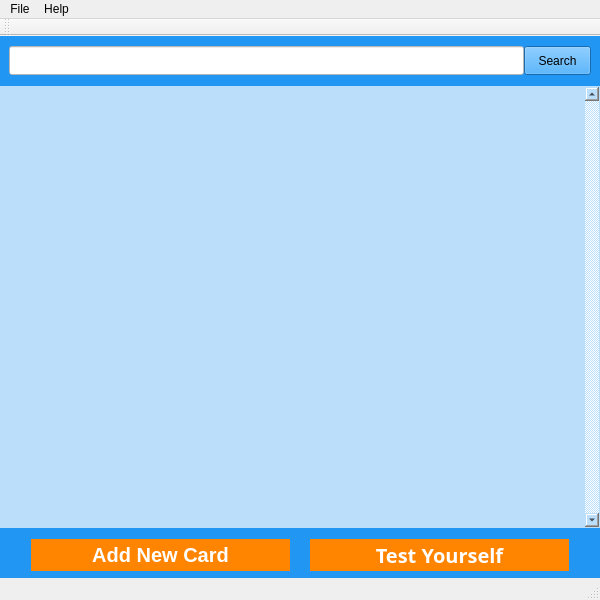
Qt form Source/mainwindow.ui (duy0503/Flashcards-App-in-Qt) before a commit.
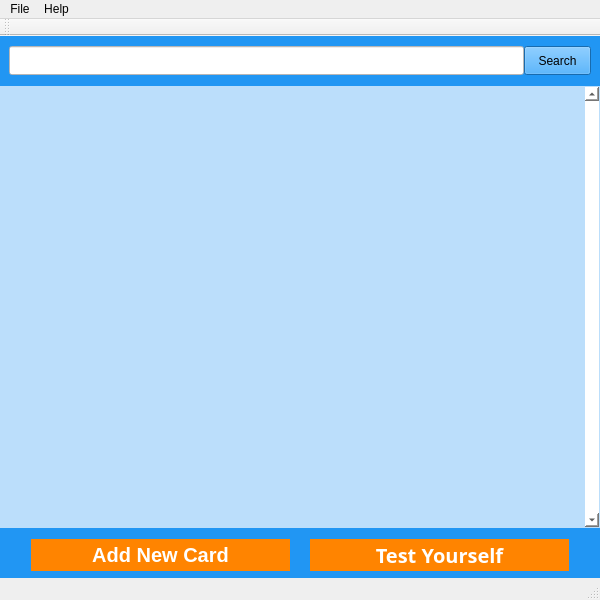
The same form after that commit. Icons and pictures are not drawn.

The edit to the form file:
```diff
--- a/Source/mainwindow.ui
+++ b/Source/mainwindow.ui
@@ -116,7 +116,7 @@
     <item>
      <widget class="QWidget" name="imageWidget" native="true">
       <property name="styleSheet">
-       <string notr="true">QWidget {
+       <string notr="true">#imageWidget {
 	background-color: #bbdefb;
 	background-image: url(:/csuf_circular_transparent.png);
 	background-repeat: no-repeat;
@@ -146,9 +146,8 @@
        <item row="0" column="0">
         <widget class="QWidget" name="displayWidget" native="true">
          <property name="styleSheet">
-          <string notr="true">QWidget {
-	background-color : rgba(1, 1, 1, 0);
-	background-image: url();  /* apparently setting it to none doesn't work */
+          <string notr="true">#displayWidget {
+	background-color : rgba(1, 1, 1, 0); /* transparent so imagewidget shows through  */
 }</string>
          </property>
          <layout class="QHBoxLayout" name="horizontalLayout_2">
@@ -170,7 +169,9 @@
           <item>
            <widget class="QScrollArea" name="scrollArea">
             <property name="styleSheet">
-             <string notr="true"/>
+             <string notr="true">#scrollArea {
+	background-color : rgba(1, 1, 1, 0); /* transparent so imagewidget shows through  */
+}</string>
             </property>
             <property name="verticalScrollBarPolicy">
              <enum>Qt::ScrollBarAlwaysOn</enum>
@@ -196,6 +197,11 @@
                <height>0</height>
               </size>
              </property>
+             <property name="styleSheet">
+              <string notr="true">#scrollAreaWidgetContents {
+	background-color : rgba(1, 1, 1, 0); /* transparent so imagewidget shows through  */
+}</string>
+             </property>
             </widget>
            </widget>
           </item>
@@ -474,8 +480,6 @@
    </layout>
    <zorder>searchWidget</zorder>
    <zorder>bottomWidget</zorder>
-   <zorder>scrollArea</zorder>
-   <zorder>searchEdit</zorder>
    <zorder>imageWidget</zorder>
   </widget>
   <widget class="QMenuBar" name="menuBar">
```
